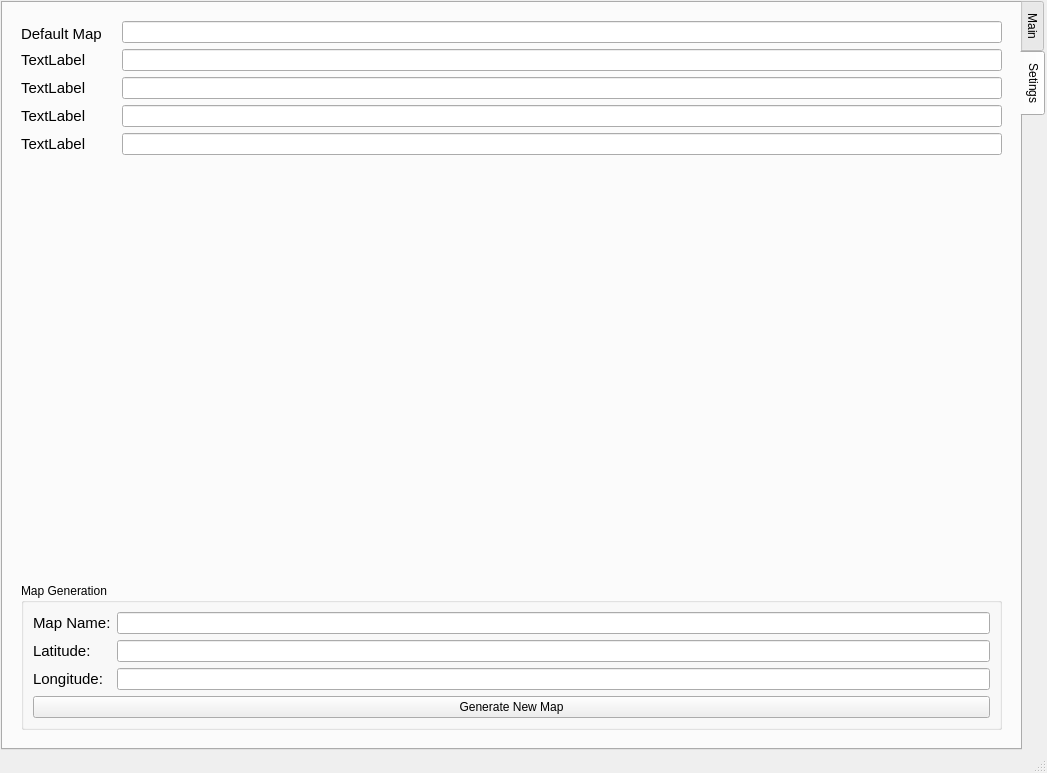
First picture: the form in Prototyping/BaseStation/ui/ui.ui, repository huskyroboticsteam/2016-17, before the edit.
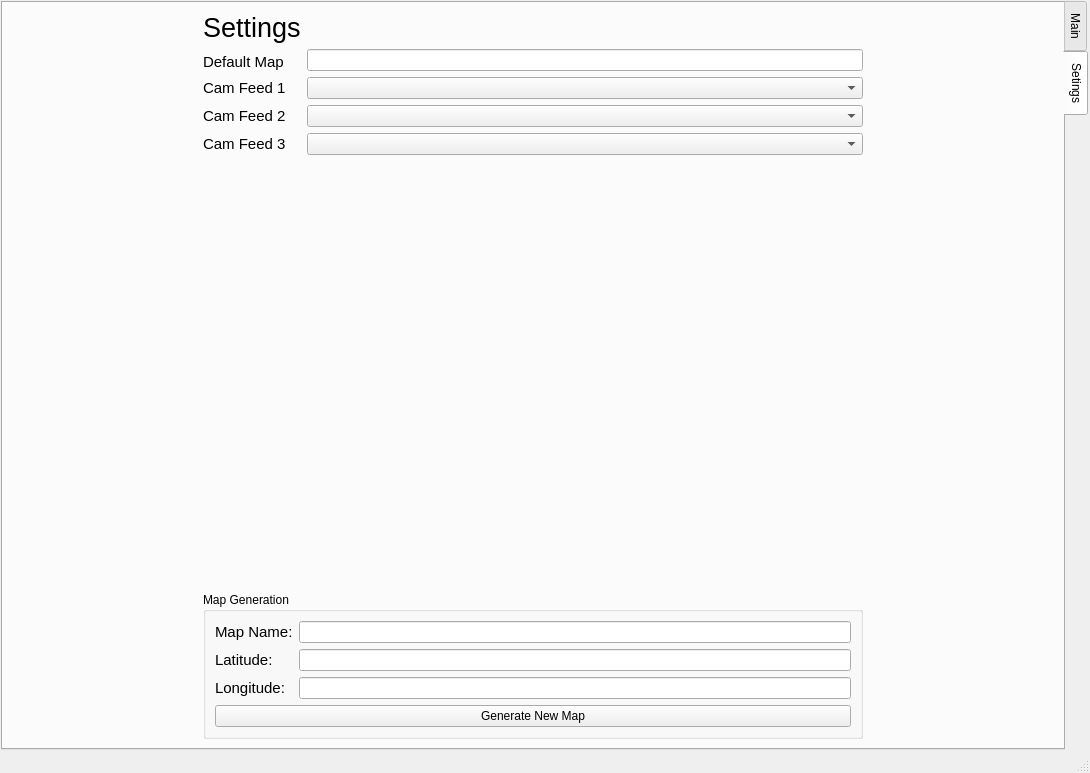
Second picture: the form after the edit. The open tabs and pages were chosen to show the change.

Patch:
```diff
--- a/Prototyping/BaseStation/ui/ui.ui
+++ b/Prototyping/BaseStation/ui/ui.ui
@@ -6,7 +6,7 @@
    <rect>
     <x>0</x>
     <y>0</y>
-    <width>1047</width>
+    <width>1090</width>
     <height>773</height>
    </rect>
   </property>
@@ -258,19 +258,32 @@
        <attribute name="title">
         <string>Setings</string>
        </attribute>
-       <layout class="QGridLayout" name="gridLayout_3">
-        <item row="0" column="0">
          <layout class="QFormLayout" name="formLayout">
-          <property name="fieldGrowthPolicy">
-           <enum>QFormLayout::AllNonFixedFieldsGrow</enum>
-          </property>
-          <property name="horizontalSpacing">
-           <number>20</number>
-          </property>
-          <property name="margin">
-           <number>9</number>
+        <property name="leftMargin">
+         <number>200</number>
+        </property>
+        <property name="rightMargin">
+         <number>200</number>
           </property>
           <item row="0" column="0">
+         <widget class="QLabel" name="label_5">
+          <property name="font">
+           <font>
+            <pointsize>20</pointsize>
+           </font>
+          </property>
+          <property name="frameShape">
+           <enum>QFrame::NoFrame</enum>
+          </property>
+          <property name="lineWidth">
+           <number>1</number>
+          </property>
+          <property name="text">
+           <string>Settings</string>
+          </property>
+         </widget>
+        </item>
+        <item row="1" column="0">
            <widget class="QLabel" name="label">
             <property name="font">
              <font>
@@ -288,7 +301,7 @@
             </property>
            </widget>
           </item>
-          <item row="0" column="1">
+        <item row="1" column="1">
            <widget class="QLineEdit" name="map_val">
             <property name="sizePolicy">
              <sizepolicy hsizetype="Expanding" vsizetype="Fixed">
@@ -301,7 +314,7 @@
             </property>
            </widget>
           </item>
-          <item row="1" column="0">
+        <item row="3" column="0">
            <widget class="QLabel" name="label_2">
             <property name="font">
              <font>
@@ -309,14 +322,11 @@
              </font>
             </property>
             <property name="text">
-             <string>TextLabel</string>
+           <string>Cam Feed 1</string>
             </property>
            </widget>
           </item>
-          <item row="1" column="1">
-           <widget class="QLineEdit" name="lineEdit_4"/>
-          </item>
-          <item row="2" column="0">
+        <item row="5" column="0">
            <widget class="QLabel" name="label_3">
             <property name="font">
              <font>
@@ -324,14 +334,18 @@
              </font>
             </property>
             <property name="text">
-             <string>TextLabel</string>
+           <string>Cam Feed 2</string>
             </property>
            </widget>
           </item>
-          <item row="2" column="1">
-           <widget class="QLineEdit" name="lineEdit_5"/>
-          </item>
-          <item row="3" column="0">
+        <item row="5" column="1">
+         <widget class="QComboBox" name="cam2">
+          <property name="currentIndex">
+           <number>-1</number>
+          </property>
+         </widget>
+        </item>
+        <item row="7" column="0">
            <widget class="QLabel" name="label_4">
             <property name="font">
              <font>
@@ -339,39 +353,11 @@
              </font>
             </property>
             <property name="text">
-             <string>TextLabel</string>
+           <string>Cam Feed 3</string>
             </property>
            </widget>
           </item>
-          <item row="3" column="1">
-           <widget class="QLineEdit" name="lineEdit_6"/>
-          </item>
-          <item row="4" column="0">
-           <widget class="QLabel" name="label_5">
-            <property name="font">
-             <font>
-              <pointsize>11</pointsize>
-             </font>
-            </property>
-            <property name="text">
-             <string>TextLabel</string>
-            </property>
-           </widget>
-          </item>
-          <item row="5" column="0" colspan="2">
-           <spacer name="verticalSpacer">
-            <property name="orientation">
-             <enum>Qt::Vertical</enum>
-            </property>
-            <property name="sizeHint" stdset="0">
-             <size>
-              <width>20</width>
-              <height>20</height>
-             </size>
-            </property>
-           </spacer>
-          </item>
-          <item row="6" column="0" colspan="2">
+        <item row="10" column="0" colspan="2">
            <widget class="QGroupBox" name="groupBox">
             <property name="sizePolicy">
              <sizepolicy hsizetype="Preferred" vsizetype="Preferred">
@@ -441,10 +427,32 @@
             </layout>
            </widget>
           </item>
-          <item row="4" column="1">
-           <widget class="QLineEdit" name="lineEdit_7"/>
-          </item>
-         </layout>
+        <item row="7" column="1">
+         <widget class="QComboBox" name="cam3">
+          <property name="currentIndex">
+           <number>-1</number>
+          </property>
+         </widget>
+        </item>
+        <item row="3" column="1">
+         <widget class="QComboBox" name="cam1">
+          <property name="currentIndex">
+           <number>-1</number>
+          </property>
+         </widget>
+        </item>
+        <item row="9" column="0" colspan="2">
+         <spacer name="verticalSpacer">
+          <property name="orientation">
+           <enum>Qt::Vertical</enum>
+          </property>
+          <property name="sizeHint" stdset="0">
+           <size>
+            <width>618</width>
+            <height>20</height>
+           </size>
+          </property>
+         </spacer>
         </item>
        </layout>
       </widget>
```
Left out of the diff: 2 changed lines with no effect on the pictures. Lines whose indentation alone changed are shown as unchanged.
